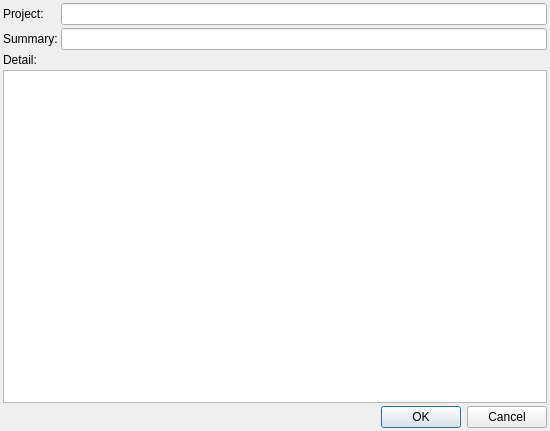
First picture: the form in forms/log_new_entry.ui, repository skriticos/nelia1, before the edit.
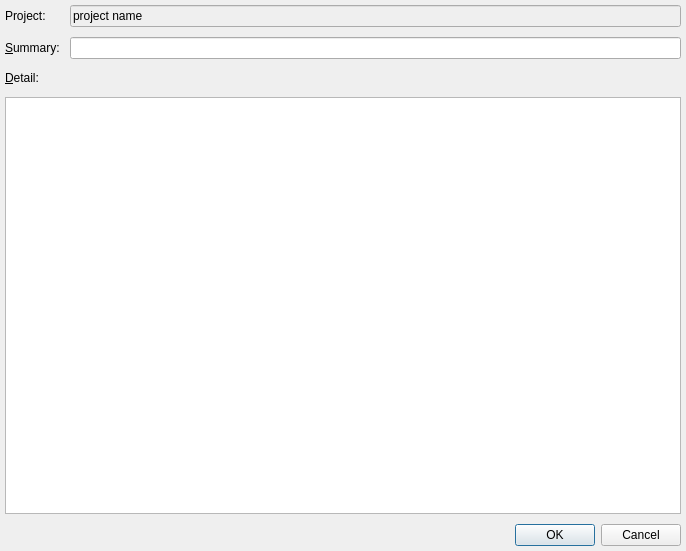
Second picture: the form after the edit.

The edit to the form file:
```diff
--- a/forms/log_new_entry.ui
+++ b/forms/log_new_entry.ui
@@ -1,13 +1,13 @@
 <?xml version="1.0" encoding="UTF-8"?>
 <ui version="4.0">
- <class>Dialog</class>
- <widget class="QDialog" name="Dialog">
+ <class>diag_log_new</class>
+ <widget class="QDialog" name="diag_log_new">
   <property name="geometry">
    <rect>
     <x>0</x>
     <y>0</y>
-    <width>550</width>
-    <height>431</height>
+    <width>686</width>
+    <height>551</height>
    </rect>
   </property>
   <property name="windowTitle">
@@ -21,40 +21,71 @@
   </property>
   <layout class="QGridLayout" name="gridLayout">
    <property name="margin">
-    <number>3</number>
+    <number>5</number>
    </property>
    <property name="spacing">
-    <number>3</number>
+    <number>10</number>
    </property>
-   <item row="0" column="0">
-    <widget class="QLabel" name="label_3">
-     <property name="text">
-      <string>Project:</string>
-     </property>
-    </widget>
-   </item>
-   <item row="0" column="1">
-    <widget class="QLineEdit" name="lineEdit_2"/>
-   </item>
    <item row="1" column="0">
     <widget class="QLabel" name="label_2">
      <property name="text">
-      <string>Summary:</string>
+      <string>&amp;Summary:</string>
+     </property>
+     <property name="buddy">
+      <cstring>line_summary</cstring>
      </property>
     </widget>
    </item>
    <item row="1" column="1">
-    <widget class="QLineEdit" name="lineEdit"/>
+    <widget class="QLineEdit" name="line_summary"/>
    </item>
    <item row="2" column="0">
     <widget class="QLabel" name="label">
+     <property name="minimumSize">
+      <size>
+       <width>0</width>
+       <height>18</height>
+      </size>
+     </property>
      <property name="text">
-      <string>Detail:</string>
+      <string>&amp;Detail:</string>
      </property>
+     <property name="buddy">
+      <cstring>text_detail</cstring>
+     </property>
     </widget>
    </item>
-   <item row="3" column="0" colspan="2">
-    <widget class="QTextEdit" name="textEdit"/>
+   <item row="0" column="0">
+    <widget class="QLabel" name="label_3">
+     <property name="text">
+      <string>Project:</string>
+     </property>
+    </widget>
+   </item>
+   <item row="0" column="1">
+    <widget class="QLineEdit" name="line_project">
+     <property name="enabled">
+      <bool>true</bool>
+     </property>
+     <property name="autoFillBackground">
+      <bool>false</bool>
+     </property>
+     <property name="styleSheet">
+      <string notr="true">background-color:palette(Window);</string>
+     </property>
+     <property name="inputMethodHints">
+      <set>Qt::ImhNone</set>
+     </property>
+     <property name="text">
+      <string>project name</string>
+     </property>
+     <property name="frame">
+      <bool>true</bool>
+     </property>
+     <property name="readOnly">
+      <bool>true</bool>
+     </property>
+    </widget>
    </item>
    <item row="4" column="0" colspan="2">
     <widget class="QDialogButtonBox" name="buttonBox">
@@ -66,6 +97,9 @@
      </property>
     </widget>
    </item>
+   <item row="3" column="0" colspan="2">
+    <widget class="QPlainTextEdit" name="text_detail"/>
+   </item>
   </layout>
  </widget>
  <resources/>
```
Left out of the diff: 12 changed lines with no effect on the pictures.
